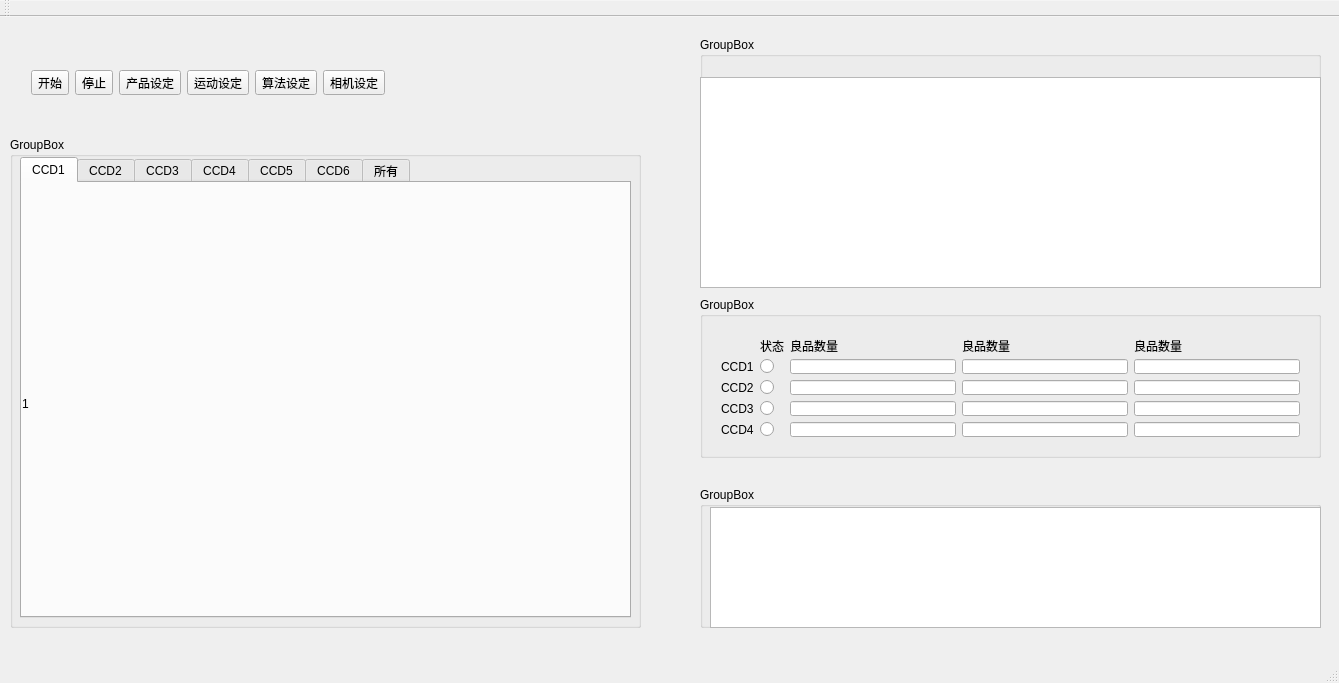
Qt form CameraDtecte-1/CameraDtecte1.ui (gzj1997/CameraDtecte-1) before a commit.
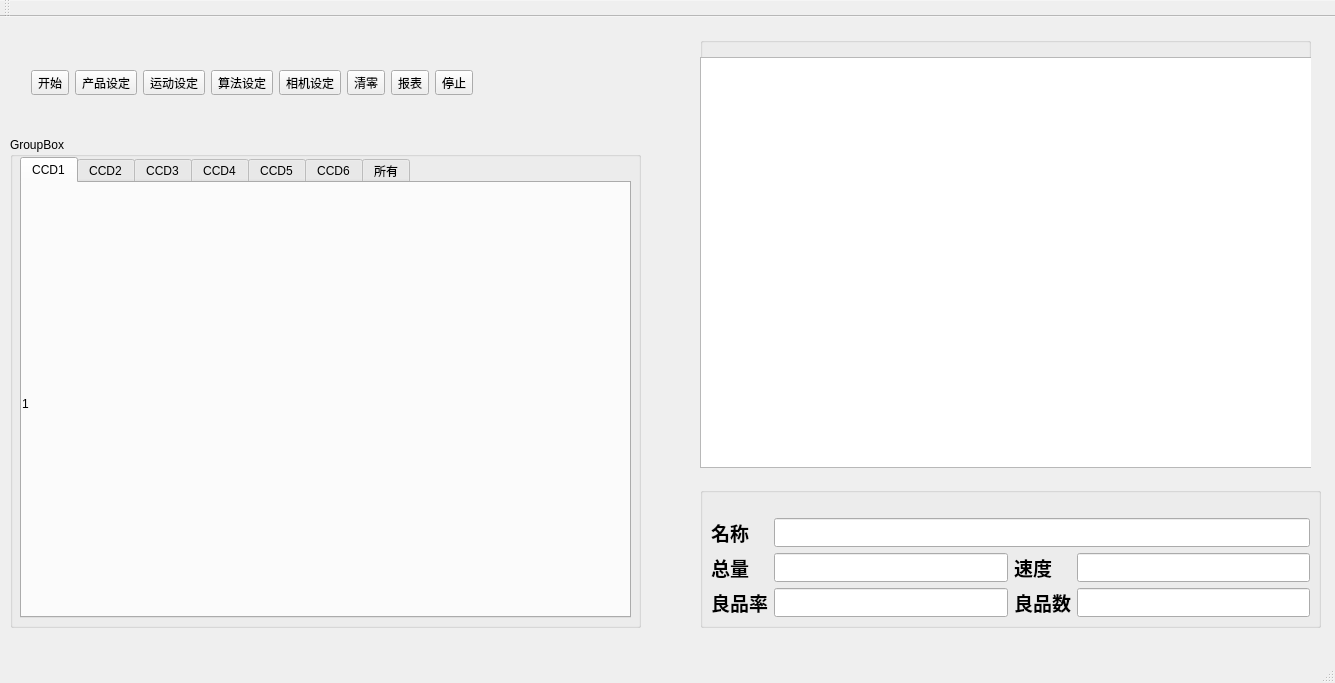
The same form after that commit. Icons and pictures are not drawn.

What changed in the file:
```diff
--- a/CameraDtecte-1/CameraDtecte1.ui
+++ b/CameraDtecte-1/CameraDtecte1.ui
@@ -6,7 +6,7 @@
    <rect>
     <x>0</x>
     <y>0</y>
-    <width>1339</width>
+    <width>1335</width>
     <height>683</height>
    </rect>
   </property>
@@ -65,29 +65,6 @@
        </property>
       </widget>
      </item>
-     <item>
-      <widget class="QToolButton" name="toolButton_4">
-       <property name="styleSheet">
-        <string notr="true"/>
-       </property>
-       <property name="text">
-        <string>停止</string>
-       </property>
-       <property name="icon">
-        <iconset resource="CameraDtecte1.qrc">
-         <normaloff>:/CameraDtecte1/Resources/stop.jpg</normaloff>:/CameraDtecte1/Resources/stop.jpg</iconset>
-       </property>
-       <property name="iconSize">
-        <size>
-         <width>64</width>
-         <height>64</height>
-        </size>
-       </property>
-       <property name="toolButtonStyle">
-        <enum>Qt::ToolButtonTextUnderIcon</enum>
-       </property>
-      </widget>
-     </item>
      <item>
       <widget class="QToolButton" name="toolButton_6">
        <property name="styleSheet">
@@ -171,6 +148,69 @@
        </property>
       </widget>
      </item>
+     <item>
+      <widget class="QToolButton" name="toolButton_7">
+       <property name="text">
+        <string>清零</string>
+       </property>
+       <property name="icon">
+        <iconset resource="CameraDtecte1.qrc">
+         <normaloff>:/CameraDtecte1/Resources/back1.jpg</normaloff>:/CameraDtecte1/Resources/back1.jpg</iconset>
+       </property>
+       <property name="iconSize">
+        <size>
+         <width>64</width>
+         <height>64</height>
+        </size>
+       </property>
+       <property name="toolButtonStyle">
+        <enum>Qt::ToolButtonTextUnderIcon</enum>
+       </property>
+      </widget>
+     </item>
+     <item>
+      <widget class="QToolButton" name="toolButton_8">
+       <property name="text">
+        <string>报表</string>
+       </property>
+       <property name="icon">
+        <iconset resource="CameraDtecte1.qrc">
+         <normaloff>:/CameraDtecte1/Resources/back2.jpg</normaloff>:/CameraDtecte1/Resources/back2.jpg</iconset>
+       </property>
+       <property name="iconSize">
+        <size>
+         <width>64</width>
+         <height>64</height>
+        </size>
+       </property>
+       <property name="toolButtonStyle">
+        <enum>Qt::ToolButtonTextUnderIcon</enum>
+       </property>
+      </widget>
+     </item>
+     <item>
+      <widget class="QToolButton" name="toolButton_4">
+       <property name="styleSheet">
+        <string notr="true"/>
+       </property>
+       <property name="text">
+        <string>停止</string>
+       </property>
+       <property name="icon">
+        <iconset resource="CameraDtecte1.qrc">
+         <normaloff>:/CameraDtecte1/Resources/stop.jpg</normaloff>:/CameraDtecte1/Resources/stop.jpg</iconset>
+       </property>
+       <property name="iconSize">
+        <size>
+         <width>64</width>
+         <height>64</height>
+        </size>
+       </property>
+       <property name="toolButtonStyle">
+        <enum>Qt::ToolButtonTextUnderIcon</enum>
+       </property>
+      </widget>
+     </item>
      <item>
       <spacer name="horizontalSpacer">
        <property name="orientation">
@@ -186,182 +226,25 @@
      </item>
     </layout>
    </widget>
-   <widget class="QGroupBox" name="groupBox">
-    <property name="geometry">
-     <rect>
-      <x>700</x>
-      <y>280</y>
-      <width>621</width>
-      <height>161</height>
-     </rect>
-    </property>
-    <property name="title">
-     <string>GroupBox</string>
-    </property>
-    <widget class="QWidget" name="gridLayoutWidget">
-     <property name="geometry">
-      <rect>
-       <x>10</x>
-       <y>30</y>
-       <width>601</width>
-       <height>121</height>
-      </rect>
-     </property>
-     <layout class="QGridLayout" name="gridLayout">
-      <item row="2" column="0">
-       <widget class="QLabel" name="label_5">
-        <property name="text">
-         <string>CCD1</string>
-        </property>
-       </widget>
-      </item>
-      <item row="4" column="0">
-       <widget class="QLabel" name="label_4">
-        <property name="text">
-         <string>CCD3</string>
-        </property>
-       </widget>
-      </item>
-      <item row="5" column="1">
-       <widget class="QRadioButton" name="radioButton_4">
-        <property name="text">
-         <string/>
-        </property>
-        <property name="autoExclusive">
-         <bool>false</bool>
-        </property>
-       </widget>
-      </item>
-      <item row="5" column="0">
-       <widget class="QLabel" name="label_3">
-        <property name="text">
-         <string>CCD4</string>
-        </property>
-       </widget>
-      </item>
-      <item row="3" column="0">
-       <widget class="QLabel" name="label_6">
-        <property name="text">
-         <string>CCD2</string>
-        </property>
-       </widget>
-      </item>
-      <item row="4" column="1">
-       <widget class="QRadioButton" name="radioButton_3">
-        <property name="text">
-         <string/>
-        </property>
-        <property name="autoExclusive">
-         <bool>false</bool>
-        </property>
-       </widget>
-      </item>
-      <item row="2" column="3">
-       <widget class="QLineEdit" name="lineEdit_4"/>
-      </item>
-      <item row="2" column="4">
-       <widget class="QLineEdit" name="lineEdit"/>
-      </item>
-      <item row="2" column="5">
-       <widget class="QLineEdit" name="lineEdit_2"/>
-      </item>
-      <item row="3" column="3">
-       <widget class="QLineEdit" name="lineEdit_3"/>
-      </item>
-      <item row="3" column="4">
-       <widget class="QLineEdit" name="lineEdit_5"/>
-      </item>
-      <item row="3" column="5">
-       <widget class="QLineEdit" name="lineEdit_6"/>
-      </item>
-      <item row="4" column="3">
-       <widget class="QLineEdit" name="lineEdit_7"/>
-      </item>
-      <item row="4" column="4">
-       <widget class="QLineEdit" name="lineEdit_8"/>
-      </item>
-      <item row="5" column="3">
-       <widget class="QLineEdit" name="lineEdit_9"/>
-      </item>
-      <item row="5" column="4">
-       <widget class="QLineEdit" name="lineEdit_10"/>
-      </item>
-      <item row="4" column="5">
-       <widget class="QLineEdit" name="lineEdit_11"/>
-      </item>
-      <item row="5" column="5">
-       <widget class="QLineEdit" name="lineEdit_12"/>
-      </item>
-      <item row="2" column="1">
-       <widget class="QRadioButton" name="radioButton">
-        <property name="text">
-         <string/>
-        </property>
-        <property name="autoExclusive">
-         <bool>false</bool>
-        </property>
-       </widget>
-      </item>
-      <item row="3" column="1">
-       <widget class="QRadioButton" name="radioButton_2">
-        <property name="text">
-         <string/>
-        </property>
-        <property name="autoExclusive">
-         <bool>false</bool>
-        </property>
-       </widget>
-      </item>
-      <item row="1" column="3">
-       <widget class="QLabel" name="label_18">
-        <property name="text">
-         <string>良品数量</string>
-        </property>
-       </widget>
-      </item>
-      <item row="1" column="1">
-       <widget class="QLabel" name="label_8">
-        <property name="text">
-         <string>状态</string>
-        </property>
-       </widget>
-      </item>
-      <item row="1" column="4">
-       <widget class="QLabel" name="label_19">
-        <property name="text">
-         <string>良品数量</string>
-        </property>
-       </widget>
-      </item>
-      <item row="1" column="5">
-       <widget class="QLabel" name="label_20">
-        <property name="text">
-         <string>良品数量</string>
-        </property>
-       </widget>
-      </item>
-     </layout>
-    </widget>
-   </widget>
    <widget class="QGroupBox" name="groupBox_2">
     <property name="geometry">
      <rect>
       <x>700</x>
       <y>20</y>
-      <width>621</width>
-      <height>251</height>
+      <width>611</width>
+      <height>431</height>
      </rect>
     </property>
     <property name="title">
-     <string>GroupBox</string>
+     <string/>
     </property>
     <widget class="QTableView" name="tableView">
      <property name="geometry">
       <rect>
        <x>0</x>
-       <y>40</y>
+       <y>20</y>
        <width>621</width>
-       <height>211</height>
+       <height>411</height>
       </rect>
      </property>
     </widget>
@@ -375,18 +258,86 @@
       <height>141</height>
      </rect>
     </property>
+    <property name="font">
+     <font>
+      <family>黑体</family>
+      <pointsize>14</pointsize>
+      <weight>75</weight>
+      <bold>true</bold>
+     </font>
+    </property>
     <property name="title">
-     <string>GroupBox</string>
+     <string/>
     </property>
-    <widget class="QListWidget" name="listWidget_2">
+    <widget class="QWidget" name="gridLayoutWidget_2">
      <property name="geometry">
       <rect>
-       <x>10</x>
+       <x>0</x>
        <y>20</y>
-       <width>611</width>
+       <width>621</width>
        <height>121</height>
       </rect>
      </property>
+     <layout class="QGridLayout" name="gridLayout_2">
+      <item row="0" column="0">
+       <widget class="QLabel" name="label_22">
+        <property name="text">
+         <string>名称</string>
+        </property>
+       </widget>
+      </item>
+      <item row="1" column="0">
+       <widget class="QLabel" name="label_23">
+        <property name="text">
+         <string>总量</string>
+        </property>
+       </widget>
+      </item>
+      <item row="1" column="2">
+       <widget class="QLabel" name="label_24">
+        <property name="text">
+         <string>速度</string>
+        </property>
+       </widget>
+      </item>
+      <item row="2" column="0">
+       <widget class="QLabel" name="label_21">
+        <property name="text">
+         <string>良品率</string>
+        </property>
+       </widget>
+      </item>
+      <item row="1" column="1">
+       <widget class="QLineEdit" name="lineEdit_14"/>
+      </item>
+      <item row="2" column="2">
+       <widget class="QLabel" name="label_25">
+        <property name="styleSheet">
+         <string notr="true">#centralWidget { 
+border-image:url(:/CameraDtecte1/Resources/back2.jpg);
+}  
+# centralWidget * { 
+border-image:url(); 
+}</string>
+        </property>
+        <property name="text">
+         <string>良品数</string>
+        </property>
+       </widget>
+      </item>
+      <item row="1" column="3">
+       <widget class="QLineEdit" name="lineEdit_15"/>
+      </item>
+      <item row="2" column="1">
+       <widget class="QLineEdit" name="lineEdit_16"/>
+      </item>
+      <item row="2" column="3">
+       <widget class="QLineEdit" name="lineEdit_17"/>
+      </item>
+      <item row="0" column="1" colspan="3">
+       <widget class="QLineEdit" name="lineEdit_13"/>
+      </item>
+     </layout>
     </widget>
    </widget>
    <widget class="QGroupBox" name="groupBox_4">
```
Left out of the diff: 65 changed lines with no effect on the pictures.
